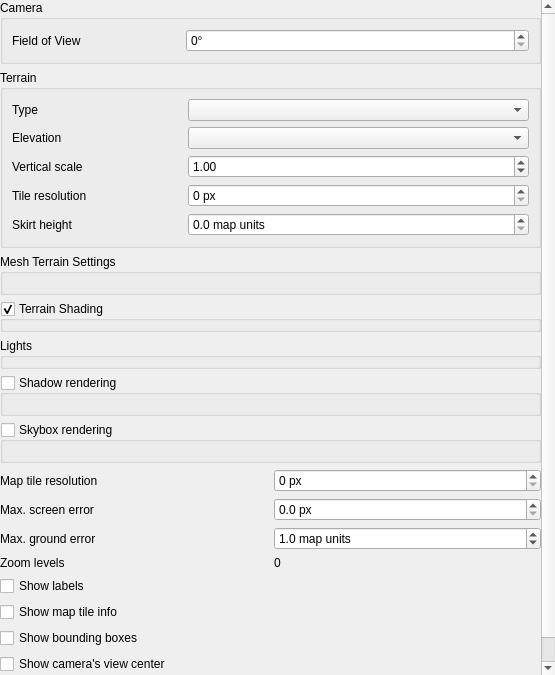
First picture: the form in src/ui/3d/map3dconfigwidget.ui, repository qgis/QGIS, before the edit.
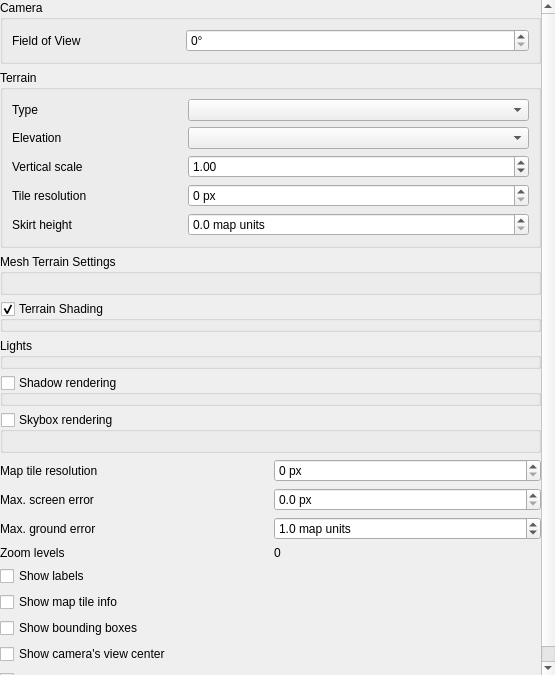
Second picture: the form after the edit. Custom widgets are drawn as their Qt base class.

Commit message:
Reduce margin inside the shadow group box
aligning with others in the dialog

What changed in the file:
```diff
--- a/src/ui/3d/map3dconfigwidget.ui
+++ b/src/ui/3d/map3dconfigwidget.ui
@@ -101,6 +101,18 @@
           <bool>false</bool>
          </property>
          <layout class="QGridLayout" name="gridLayout_6">
+          <property name="leftMargin">
+           <number>0</number>
+          </property>
+          <property name="topMargin">
+           <number>0</number>
+          </property>
+          <property name="rightMargin">
+           <number>0</number>
+          </property>
+          <property name="bottomMargin">
+           <number>0</number>
+          </property>
           <item row="0" column="0">
            <layout class="QGridLayout" name="gridLayout_5"/>
           </item>
```
